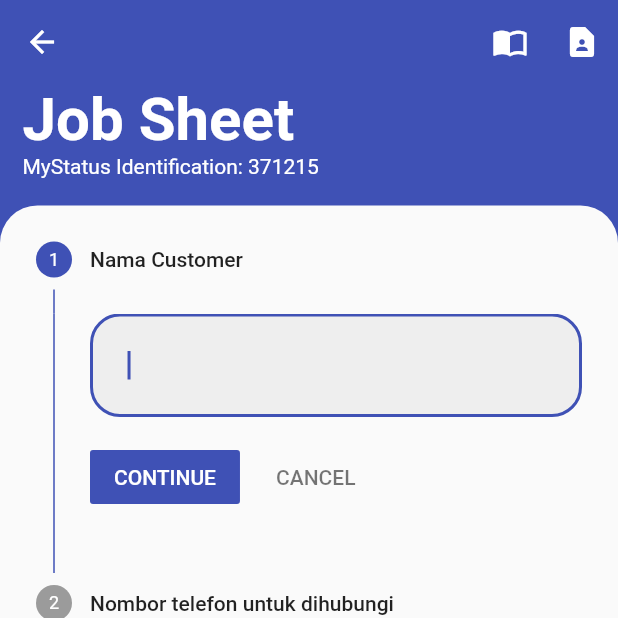
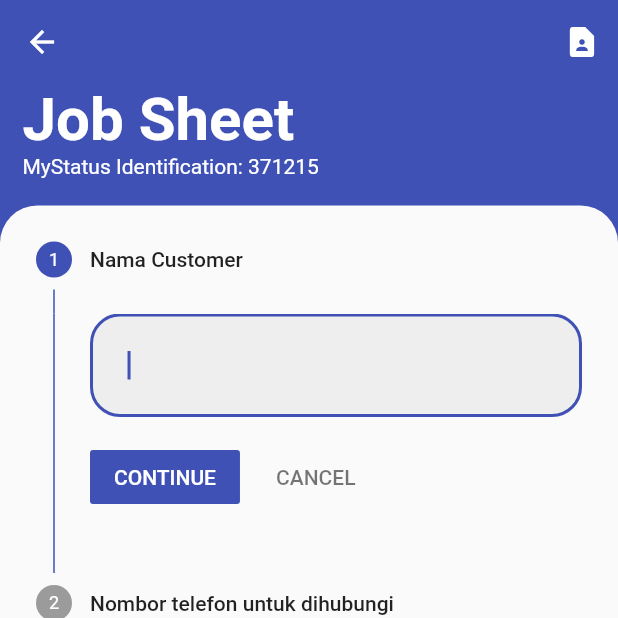
Before and after one commit to TuanPengarah/admin_panel_v2, a Flutter app: the JobsheetView screen opened by its route, on a phone screen of 412 x 824 dp, the top half of it. Run offline on Flutter 3.47's test engine with Material 2 defaults, Android fonts, the phone set to English and light mode, and no system bars; our stand-ins replace cloud_firestore, firebase_auth, firebase_core, fl_chart, get, get_storage and 4 more; missing offline and left inert: esc_pos_bluetooth, esc_pos_utils, flutter_advanced_avatar, flutter_bluetooth_basic; accounts and stored records are empty.

Commit message:
Add bottom sheet confirmation for creating jobsheet Fix keybord bugs on ios in jobsheet view
Signed-off-by: Akid Fikri Azhar <akidfikriazhar@gmail.com>

```diff
--- a/lib/home/page/dashboard_page.dart
+++ b/lib/home/page/dashboard_page.dart
@@ -6,6 +6,7 @@ import 'package:flutter/material.dart';
 import 'package:get/get.dart';
 
 class DashboardPage extends GetResponsiveView<HomeController> {
+  final _homeController = Get.find<HomeController>();
   @override
   Widget builder() {
     return Scaffold(
@@ -175,7 +176,9 @@ class DashboardPage extends GetResponsiveView<HomeController> {
                                               child: ElevatedButton.icon(
                                                 onPressed: () {
                                                   Haptic.feedbackClick();
-                                                  Get.toNamed('/jobsheet');
+                                                  _homeController
+                                                      .showBottomJosheet();
+                                                  // Get.toNamed('/jobsheet');
                                                 },
                                                 label: Text('Tambah Jobsheet'),
                                                 icon: Icon(Icons.add),
--- a/lib/jobsheet/controller/jobsheet_controller.dart
+++ b/lib/jobsheet/controller/jobsheet_controller.dart
@@ -36,10 +36,16 @@ class JobsheetController extends GetxController {
   }
 
   void previousStep() {
+    Get.focusScope.unfocus();
     if (currentSteps.value > 0) {
       currentSteps.value = currentSteps.value - 1;
     } else {
       Get.back();
     }
   }
+
+  void stepTap(int index) {
+    currentSteps.value = index;
+    Get.focusScope.unfocus();
+  }
 }
--- a/lib/jobsheet/view/jobsheet_view.dart
+++ b/lib/jobsheet/view/jobsheet_view.dart
@@ -25,15 +25,13 @@ class JobsheetView extends StatelessWidget {
         actions: [
           IconButton(
             onPressed: () {},
-            icon: Icon(Icons.import_contacts),
-          ),
-          IconButton(
-            onPressed: () {},
             icon: Icon(Icons.contact_page),
           ),
         ],
       ),
-      body: Column(
+      body: GestureDetector(
+        onTap: () => Get.focusScope.unfocus(),
+        child: Column(
           children: [
             Padding(
               padding: const EdgeInsets.symmetric(horizontal: 15.0),
@@ -61,6 +59,8 @@ class JobsheetView extends StatelessWidget {
               ),
             ),
             Expanded(
+              child: GestureDetector(
+                onTap: () => Get.focusScope.unfocus(),
                 child: Container(
                   decoration: BoxDecoration(
                     color: Theme.of(context).scaffoldBackgroundColor,
@@ -74,7 +74,7 @@ class JobsheetView extends StatelessWidget {
                       physics: BouncingScrollPhysics(),
                       currentStep: _jobsheetController.currentSteps.value,
                       onStepTapped: (index) =>
-                      _jobsheetController.currentSteps.value = index,
+                          _jobsheetController.stepTap(index),
                       onStepContinue: () => _jobsheetController.nextStep(),
                       onStepCancel: () => _jobsheetController.previousStep(),
                       steps: [
@@ -205,7 +205,9 @@ class JobsheetView extends StatelessWidget {
                   ),
                 ),
               ),
+            ),
           ],
+        ),
       ),
     );
   }
```
Also changed, not shown: lib/home/controller/home_controller.dart (+25 -0 lines). Lines whose indentation alone changed are shown as unchanged.
